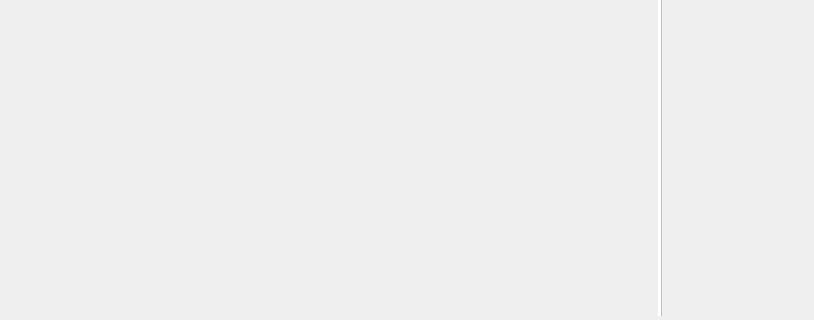
First picture: the form in qatimeStudent/qatimeStudent/UIWindowSet.ui, repository chuanjiabao1981/qatime-win-student, before the edit; both pictures show x 0 to 814 and y 282 to 602 of the 966 by 602 pixel window.
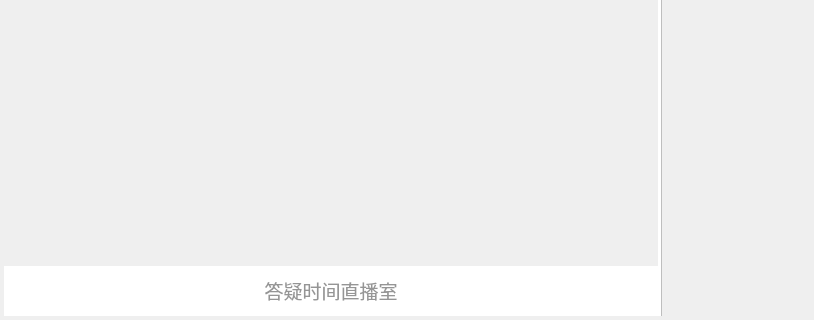
Second picture: the form after the edit. Icons and pictures are not drawn.

Commit message: 直播课界面添加教师全屏桌面界面底部白条，适应一对一直播时白板控制条 添加主界面一对一互动tab并获取网络一对一互动列表并显示，但一对一互动tab图标需修改

Diff of the .ui file:
```diff
--- a/qatimeStudent/qatimeStudent/UIWindowSet.ui
+++ b/qatimeStudent/qatimeStudent/UIWindowSet.ui
@@ -554,6 +554,11 @@
          <number>0</number>
         </property>
         <item>
+         <layout class="QVBoxLayout" name="verticalLayout_3">
+          <property name="spacing">
+           <number>0</number>
+          </property>
+          <item>
          <widget class="QWidget" name="whiteboard_widget" native="true">
           <property name="minimumSize">
            <size>
@@ -569,6 +574,33 @@
           </property>
           <layout class="QHBoxLayout" name="horizontalLayout_7"/>
          </widget>
+          </item>
+          <item>
+           <widget class="QLabel" name="label_space">
+            <property name="minimumSize">
+             <size>
+              <width>0</width>
+              <height>50</height>
+             </size>
+            </property>
+            <property name="maximumSize">
+             <size>
+              <width>16777215</width>
+              <height>50</height>
+             </size>
+            </property>
+            <property name="styleSheet">
+             <string notr="true">background-color: rgb(255, 255, 255);</string>
+            </property>
+            <property name="text">
+             <string>&lt;html&gt;&lt;head/&gt;&lt;body&gt;&lt;p&gt;&lt;span style=&quot; font-size:14pt; color:#959595;&quot;&gt;答疑时间直播室&lt;/span&gt;&lt;/p&gt;&lt;/body&gt;&lt;/html&gt;</string>
+            </property>
+            <property name="alignment">
+             <set>Qt::AlignCenter</set>
+            </property>
+           </widget>
+          </item>
+         </layout>
         </item>
         <item>
          <widget class="QLabel" name="white_label">
```
Lines whose indentation alone changed are shown as unchanged. The commit also changes 21 other files.
